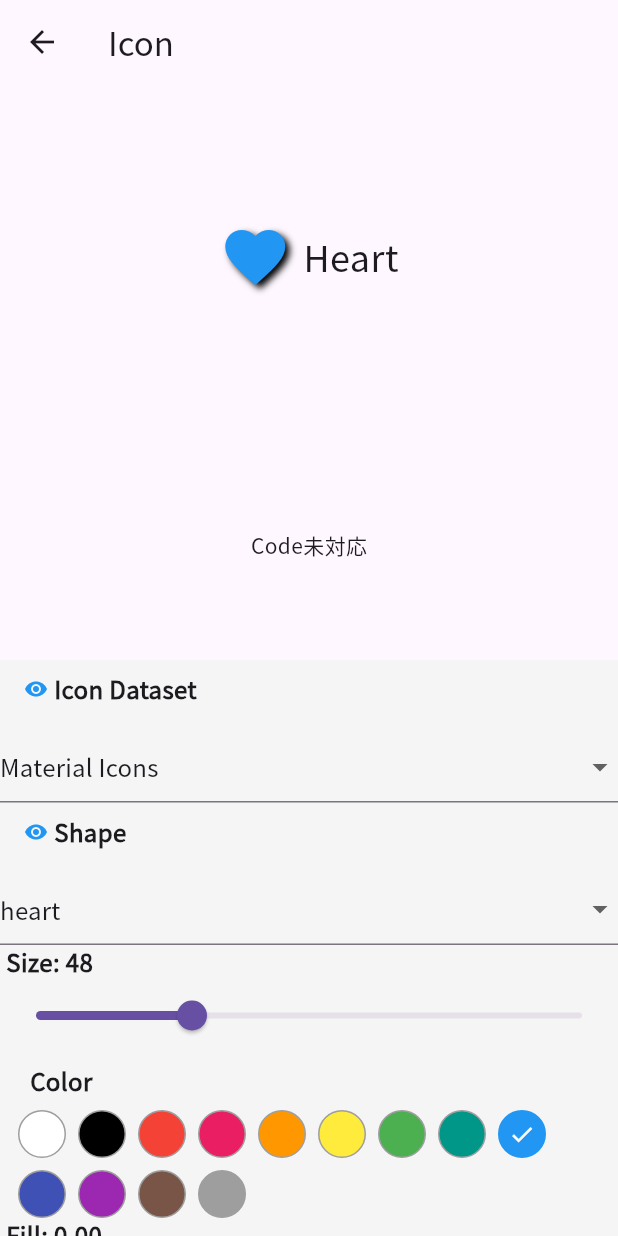
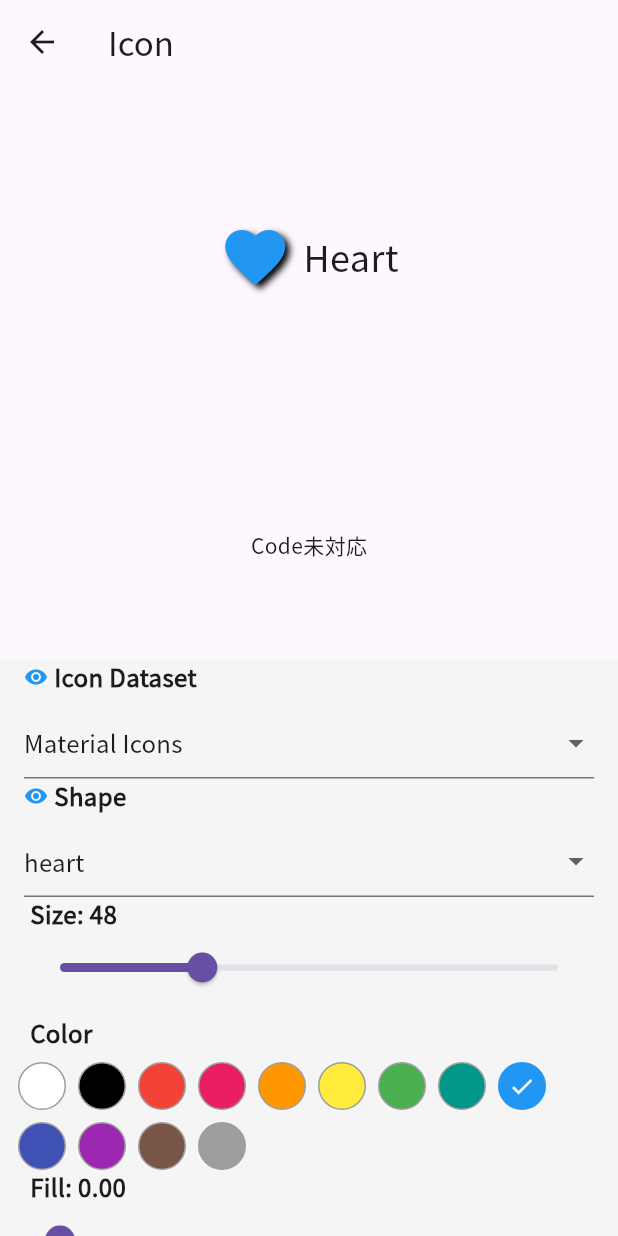
Before and after one commit to KyokoCow/Widget-Lab, a Flutter app: the screen it shows after launch, tab 3 chosen, after a tap on the "touch app" icon, on a phone screen of 412 x 824 dp. Run offline on Flutter 3.47's test engine with Material 3 defaults, Android fonts, the phone set to English and light mode, and no system bars; our stand-ins replace google_fonts, material_symbols_icons.

Commit message:
padding added

```diff
--- a/lib/widgets/param_builder.dart
+++ b/lib/widgets/param_builder.dart
@@ -1,5 +1,6 @@
 import 'package:flutter/material.dart';
 
+import '../constants/ui_spacing.dart';
 import '../models/widget_touchparam.dart';
 import '../touch/touch_category.dart';
 import '../ui/touch_ui_type.dart';
@@ -130,7 +131,11 @@ class ParamBuilder {
         break;
     }
 
-    return Column(
+    return Padding(
+      padding: const EdgeInsets.symmetric(
+        horizontal: UiSpacing.page,
+      ),
+      child: Column(
         crossAxisAlignment: CrossAxisAlignment.start,
         children: [
           buildParamLabel(param, labelText),
@@ -147,6 +152,7 @@ class ParamBuilder {
                 : null,
           ),
         ],
+      ),
     );
   }
 
@@ -244,22 +250,21 @@ class ParamBuilder {
         break;
     }
 
-    return Column(
+    return Padding(
+      padding: const EdgeInsets.symmetric(
+        horizontal: UiSpacing.page,
+      ),
+      child: Column(
         crossAxisAlignment: CrossAxisAlignment.start,
         children: [
-        Padding(
-          padding: const EdgeInsets.symmetric(
-            horizontal: 16,
-            vertical: 8,
-          ),
-          child: buildParamLabel(
+          buildParamLabel(
             param,
             param.label ?? param.key,
           ),
-        ),
-        const SizedBox(height: 8),
+          const SizedBox(height: UiSpacing.item),
           content,
         ],
+      ),
     );
   }
 
@@ -371,7 +376,11 @@ class ParamBuilder {
 
     final isEnabled = param.enabled?.call(values) ?? true;
 
-    return Column(
+    return Padding(
+      padding: const EdgeInsets.symmetric(
+        horizontal: UiSpacing.page,
+      ),
+      child: Column(
         crossAxisAlignment: CrossAxisAlignment.start,
         children: [
           buildParamLabel(
@@ -391,6 +400,7 @@ class ParamBuilder {
             },
           ),
         ],
+      ),
     );
   }
 
@@ -420,8 +430,8 @@ class ParamBuilder {
       children: [
         Padding(
           padding: const EdgeInsets.symmetric(
-            horizontal: 16,
-            vertical: 8,
+            horizontal: UiSpacing.page,
+            vertical: UiSpacing.item,
           ),
           child: buildParamLabel(
             param,
@@ -485,9 +495,12 @@ class ParamBuilder {
     return Column(
       crossAxisAlignment: CrossAxisAlignment.start,
       children: [
-        buildParamLabel(
+        Padding(
+          padding: const EdgeInsets.symmetric(horizontal: UiSpacing.page),
+          child: buildParamLabel(
             param,
             param.label ?? param.key,
+          ),
         ),
         const SizedBox(height: 8),
         Wrap(
```
Also changed, not shown: lib/constants/ui_spacing.dart (added, +8 -0 lines). Lines whose indentation alone changed are shown as unchanged.
